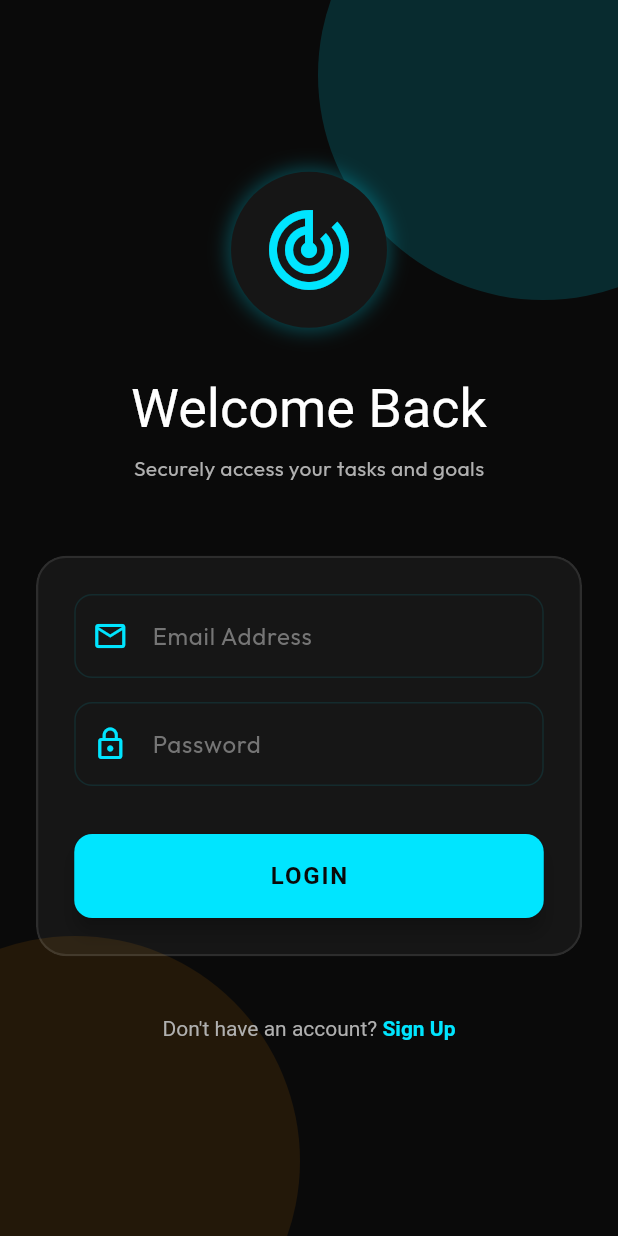
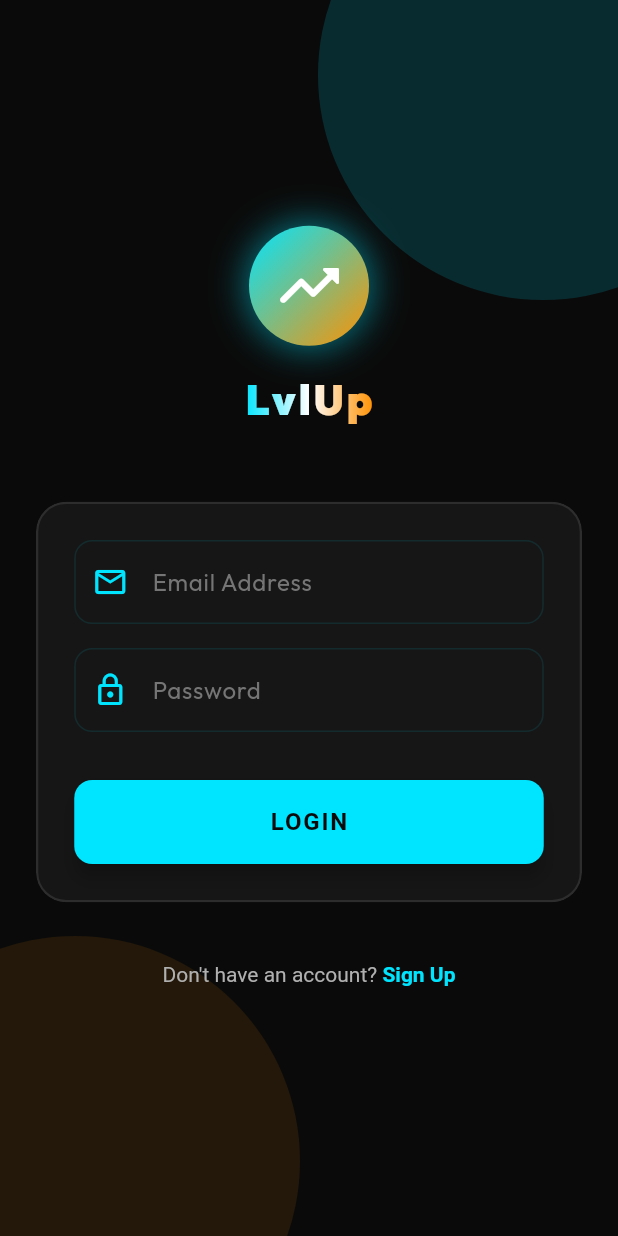
Before and after one commit to Aditya-Naikwadi/Task-Tracking-application, a Flutter app: the LoginScreen screen opened directly, on a phone screen of 412 x 824 dp. Run offline on Flutter 3.47's test engine with Material 3 defaults, Android fonts, the light colour scheme and no system bars; our stand-ins replace animate_do, cloud_firestore, firebase_auth, firebase_core, firebase_messaging, firebase_storage and 5 more; accounts and stored records are empty; statements that could not run were skipped.

Commit message:
changes start

```diff
--- /dev/null
+++ b/lib/core/widgets/app_logo.dart
@@ -0,0 +1,65 @@
+import 'package:flutter/material.dart';
+import '../theme/app_colors.dart';
+
+class AppLogo extends StatelessWidget {
+  final double size;
+  final bool showText;
+
+  const AppLogo({
+    super.key,
+    this.size = 100,
+    this.showText = true,
+  });
+
+  @override
+  Widget build(BuildContext context) {
+    return Column(
+      mainAxisSize: MainAxisSize.min,
+      children: [
+        Container(
+          width: size,
+          height: size,
+          decoration: BoxDecoration(
+            shape: BoxShape.circle,
+            gradient: LinearGradient(
+              colors: [AppColors.teal, AppColors.orange],
+              begin: Alignment.topLeft,
+              end: Alignment.bottomRight,
+            ),
+            boxShadow: [
+              BoxShadow(
+                color: AppColors.teal.withValues(alpha: 0.5),
+                blurRadius: 20,
+                spreadRadius: 2,
+              ),
+            ],
+          ),
+          child: Center(
+            child: Icon(
+              Icons.trending_up_rounded,
+              size: size * 0.6,
+              color: Colors.white,
+            ),
+          ),
+        ),
+        if (showText) ...[
+          const SizedBox(height: 16),
+          ShaderMask(
+            shaderCallback: (bounds) => LinearGradient(
+              colors: [AppColors.teal, Colors.white, AppColors.orange],
+            ).createShader(bounds),
+            child: Text(
+              'LvlUp',
+              style: TextStyle(
+                fontSize: size * 0.35,
+                fontWeight: FontWeight.w900,
+                letterSpacing: 2,
+                color: Colors.white,
+              ),
+            ),
+          ),
+        ],
+      ],
+    );
+  }
+}
--- a/lib/features/auth/screens/login_screen.dart
+++ b/lib/features/auth/screens/login_screen.dart
@@ -5,6 +5,7 @@ import '../providers/auth_provider.dart';
 import 'registration_screen.dart';
 import '../../../core/theme/app_colors.dart';
 import '../../../core/widgets/glass_container.dart';
+import '../../../core/widgets/app_logo.dart';
 
 class LoginScreen extends StatefulWidget {
   const LoginScreen({super.key});
@@ -59,30 +60,8 @@ class _LoginScreenState extends State<LoginScreen> {
                   child: Column(
                     mainAxisAlignment: MainAxisAlignment.center,
                     children: [
-                      // Logo / Icon
-                      Container(
-                        padding: const EdgeInsets.all(20),
-                        decoration: BoxDecoration(
-                          shape: BoxShape.circle,
-                          boxShadow: [AppColors.tealGlow],
-                          color: AppColors.surface,
-                        ),
-                        child: const Icon(
-                          Icons.track_changes,
-                          size: 64,
-                          color: AppColors.teal,
-                        ),
-                      ),
-                      const SizedBox(height: 32),
-                      Text(
-                        'Welcome Back',
-                        style: Theme.of(context).textTheme.displaySmall,
-                      ),
-                      const SizedBox(height: 8),
-                      const Text(
-                        'Securely access your tasks and goals',
-                        style: TextStyle(color: AppColors.textSecondary),
-                      ),
+                      // Premium App Logo
+                      const AppLogo(size: 80),
                       const SizedBox(height: 48),
 
                       GlassContainer(
--- a/lib/features/auth/screens/registration_screen.dart
+++ b/lib/features/auth/screens/registration_screen.dart
@@ -4,6 +4,7 @@ import 'package:animate_do/animate_do.dart';
 import '../providers/auth_provider.dart';
 import '../../../core/theme/app_colors.dart';
 import '../../../core/widgets/glass_container.dart';
+import '../../../core/widgets/app_logo.dart';
 
 class RegistrationScreen extends StatefulWidget {
   const RegistrationScreen({super.key});
@@ -46,9 +47,8 @@ class _RegistrationScreenState extends State<RegistrationScreen> {
                     child: Column(
                       mainAxisAlignment: MainAxisAlignment.center,
                       children: [
-                        Text('Create Account', style: Theme.of(context).textTheme.headlineMedium?.copyWith(fontWeight: FontWeight.bold)),
-                        const SizedBox(height: 8),
-                        const Text('Join the premium productivity network', style: TextStyle(color: AppColors.textGrey)),
+                        // Premium App Logo
+                        const AppLogo(size: 60),
                         const SizedBox(height: 48),
 
                         _buildInputField(_nameController, 'Full Name', Icons.person_outline),
--- a/lib/features/dashboard/screens/dashboard_screen.dart
+++ b/lib/features/dashboard/screens/dashboard_screen.dart
@@ -8,6 +8,7 @@ import '../../../core/widgets/glass_container.dart';
 import '../../tasks/models/task_model.dart';
 import '../../tasks/widgets/create_task_dialog.dart';
 import '../../tasks/screens/task_detail_screen.dart';
+import '../../../core/widgets/app_logo.dart';
 import '../widgets/productivity_chart.dart';
 import '../widgets/category_distribution_chart.dart';
 import 'package:intl/intl.dart';
@@ -40,6 +41,11 @@ class _DashboardScreenState extends State<DashboardScreen> {
       appBar: AppBar(
         backgroundColor: Colors.transparent,
         elevation: 0,
+        leadingWidth: 70,
+        leading: const Padding(
+          padding: EdgeInsets.only(left: 20),
+          child: AppLogo(size: 40, showText: false),
+        ),
         title: Row(
           children: [
             CircleAvatar(
--- a/lib/main.dart
+++ b/lib/main.dart
@@ -36,7 +36,7 @@ class TaskTrackApp extends StatelessWidget {
     final authProvider = Provider.of<AuthProvider>(context);
 
     return MaterialApp(
-      title: 'Task Track',
+      title: 'LvlUp',
       debugShowCheckedModeBanner: false,
       theme: AppTheme.darkTheme,
       home: authProvider.isAuthenticated
--- a/pubspec.yaml
+++ b/pubspec.yaml
@@ -1,5 +1,5 @@
-name: task_track_app
-description: "A new Flutter project."
+name: lvlup
+description: "LvlUp - Elite Student Productivity Application"
 # The following line prevents the package from being accidentally published to
 # pub.dev using `flutter pub publish`. This is preferred for private packages.
 publish_to: 'none' # Remove this line if you wish to publish to pub.dev
```
Also changed, not shown: 1 other file.
